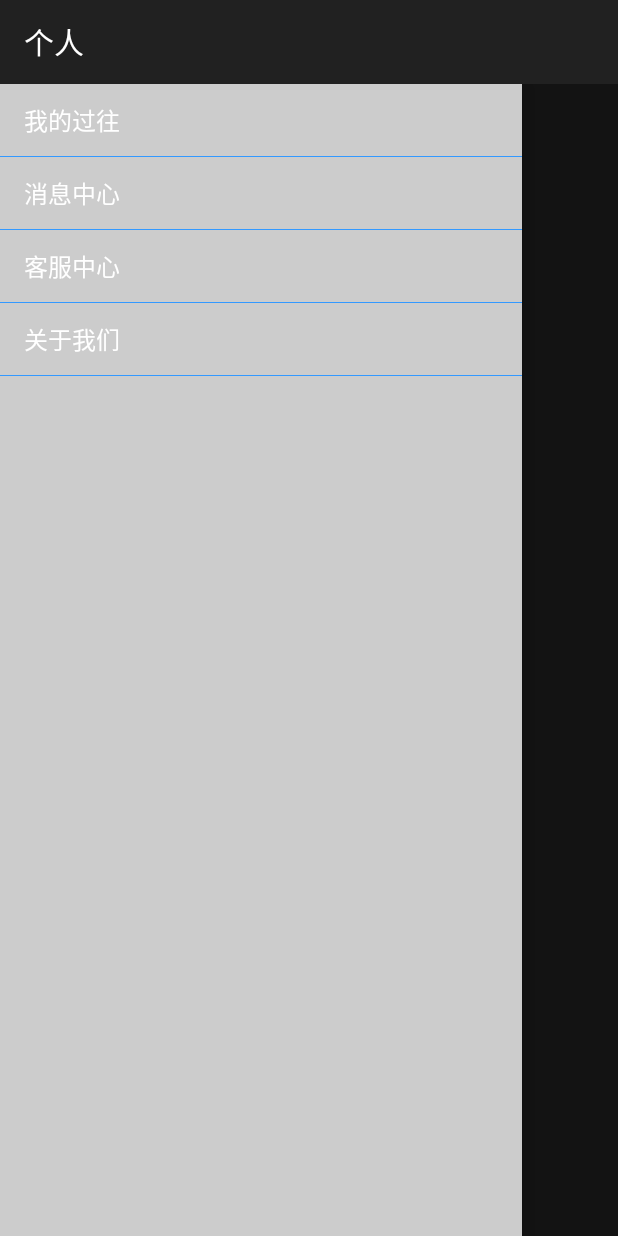
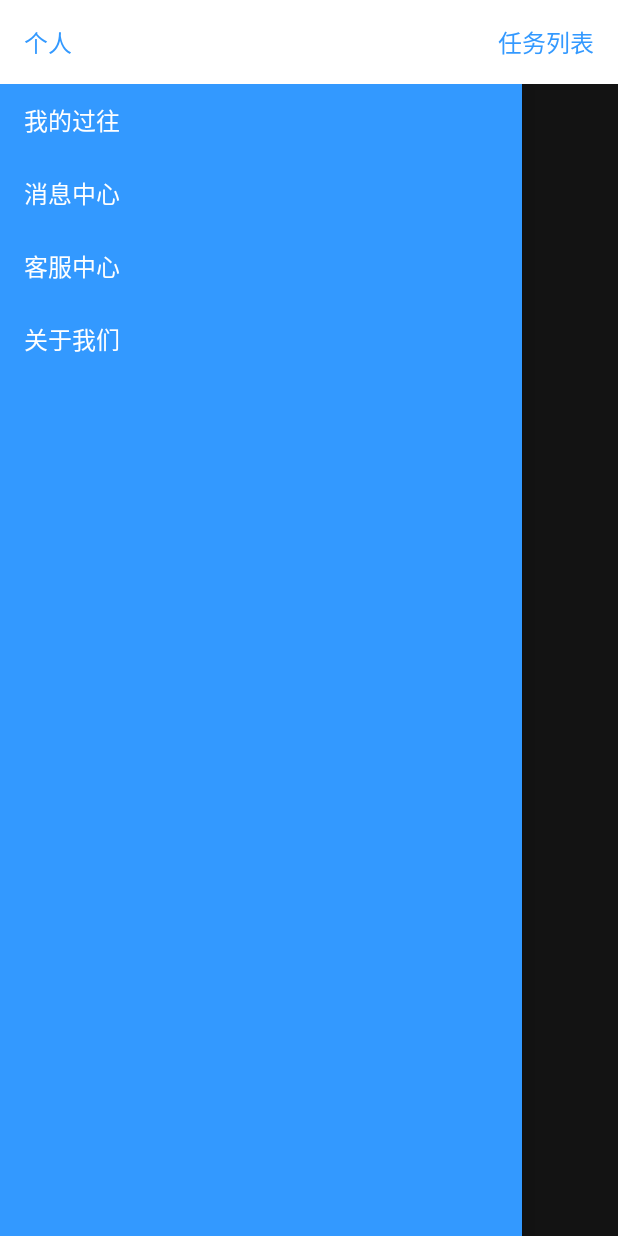
Before and after one commit to 1994ZXL/LBSServiceTest, an Android app: the screen it shows after launch (LBSActivity), with the side drawer open, on a phone screen of 412 x 824 dp. Run offline under Robolectric (Android 15) with nearby library versions, the phone set to English and light mode, and no system bars; plain views replace MapView; 7 statements that could not run were skipped.

Commit message:
Test
This is a LBSService

```diff
--- a/app/build.gradle
+++ b/app/build.gradle
@@ -29,4 +29,7 @@ dependencies {
     compile files('libs/baidumapapi_util_v3_7_0.jar')
     compile 'com.android.support:support-v4:22.2.1'
     compile 'com.android.support:appcompat-v7:22.2.1'
+    compile 'com.android.support:gridlayout-v7:22.2.1'
+    compile 'com.android.support:cardview-v7:22.2.1'
+    compile 'com.android.support:recyclerview-v7:22.2.1'
 }
--- a/app/src/main/java/com/example/zxl/lbsservice/LBSFragment.java
+++ b/app/src/main/java/com/example/zxl/lbsservice/LBSFragment.java
@@ -1,14 +1,11 @@
 package com.example.zxl.lbsservice;
 
 import android.app.Fragment;
-import android.app.ListFragment;
 import android.content.Intent;
 import android.graphics.Color;
 import android.os.Bundle;
 import android.support.v4.widget.DrawerLayout;
-import android.support.v7.app.ActionBarDrawerToggle;
 import android.support.v7.widget.Toolbar;
-import android.util.Log;
 import android.view.Gravity;
 import android.view.LayoutInflater;
 import android.view.Menu;
@@ -17,8 +14,8 @@ import android.view.MenuItem;
 import android.view.View;
 import android.view.ViewGroup;
 import android.widget.ArrayAdapter;
-import android.widget.ListAdapter;
 import android.widget.ListView;
+import android.widget.TextView;
 
 import com.baidu.mapapi.map.BaiduMap;
 import com.baidu.mapapi.map.BitmapDescriptor;
@@ -63,19 +60,52 @@ public class LBSFragment extends Fragment {
         toolbar = (Toolbar)v.findViewById(R.id.tl_custom);
         mDrawerLayout = (DrawerLayout)v.findViewById(R.id.dl_left);
         listView = (ListView)v.findViewById(R.id.lv_left_menu);
-        toolbar.setTitle("个人");//设置Toolbar标题
-        toolbar.setTitleTextColor(Color.parseColor("#ffffff"));//设置标题颜色
-        toolbar.setOnClickListener(new View.OnClickListener() {
+        toolbar.setBackgroundColor(Color.parseColor("#ffffff"));
+        TextView textView1 = (TextView)v.findViewById(R.id.toolbar_personal);
+        TextView textView2 = (TextView)v.findViewById(R.id.toolbar_mission);
+        textView1.setClickable(true);
+        textView2.setClickable(true);
+        textView1.setOnClickListener(new View.OnClickListener() {
             @Override
             public void onClick(View v) {
                 mDrawerLayout.openDrawer(Gravity.LEFT);
             }
         });
+        textView2.setOnClickListener(new View.OnClickListener() {
+            @Override
+            public void onClick(View v) {
+                Intent intent = new Intent(getActivity(), MissionActivity.class);
+                startActivity(intent);
+            }
+        });
+        //MyAdapter myAdapter = new MyAdapter(str);
         arrayAdapter = new ArrayAdapter<String>(this.getActivity(), android.R.layout.simple_list_item_1, str);
         listView.setAdapter(arrayAdapter);
-        arrayAdapter.notifyDataSetChanged();
         return v;
     }
+    /*
+    private class MyAdapter extends ArrayAdapter<String>{
+
+        public MyAdapter(String[] str){
+            super(getActivity(), 0, str);
+        }
+
+        @Override
+        public View getView(int position, View convertView, ViewGroup parent) {
+            if ( null == convertView ) {
+                convertView = getActivity().getLayoutInflater().inflate(R.layout.personal_fragment, null);
+            }
+
+            ImageView imageView = (ImageView) convertView.findViewById(R.id.personal_imageview);
+            TextView textView = (TextView) convertView.findViewById(R.id.personal_textview);
+
+            textView.setTextSize(16);
+            textView.setTextColor(getResources().getColor(R.color.material_blue_grey_800));
+
+            return convertView;
+        }
+    }
+    */
     @Override
     public void onCreate(Bundle saveInstanceState){
         super.onCreate(saveInstanceState);
--- a/app/src/main/res/layout/custom_drawerlayout.xml
+++ b/app/src/main/res/layout/custom_drawerlayout.xml
@@ -1,5 +1,6 @@
 <?xml version="1.0" encoding="utf-8"?>
-<android.support.v4.widget.DrawerLayout xmlns:android="http://schemas.android.com/apk/res/android"
+<android.support.v4.widget.DrawerLayout
+    xmlns:android="http://schemas.android.com/apk/res/android"
     android:id="@+id/dl_left"
     android:layout_width="match_parent"
     android:layout_height="match_parent">
@@ -21,7 +22,7 @@
             android:id="@+id/lv_left_menu"
             android:dividerHeight="1px"
             android:divider="#3399ff"
-            android:background="#ccc"
+            android:background="#3399ff"
             android:layout_width="match_parent"
             android:layout_height="match_parent" />
     </LinearLayout>
--- a/app/src/main/res/layout/custom_toolbar.xml
+++ b/app/src/main/res/layout/custom_toolbar.xml
@@ -8,4 +8,27 @@
     android:minHeight="?attr/actionBarSize"
     android:popupTheme="@style/ThemeOverlay.AppCompat.Light"
     app:theme="@style/ThemeOverlay.AppCompat.ActionBar">
+
+    <TextView
+        android:id="@+id/toolbar_personal"
+        android:layout_width="wrap_content"
+        android:layout_height="wrap_content"
+        android:layout_gravity="left"
+        android:layout_marginLeft="16dp"
+        android:text="个人"
+        android:textColor="#3399ff"
+        android:textSize="16dp"
+        android:clickable="true"/>
+
+    <TextView
+        android:id="@+id/toolbar_mission"
+        android:layout_width="wrap_content"
+        android:layout_height="wrap_content"
+        android:layout_gravity="right"
+        android:layout_marginRight="16dp"
+        android:text="任务列表"
+        android:textColor="#3399ff"
+        android:textSize="16dp"
+        android:clickable="true"/>
+
 </android.support.v7.widget.Toolbar>
--- /dev/null
+++ b/app/src/main/res/values/color.xml
@@ -0,0 +1,5 @@
+<?xml version="1.0" encoding="UTF-8"?>
+<resources>
+    <drawable name="blue">#3399ff</drawable>
+    <drawable name="white">#fff</drawable>
+</resources>
```
Also changed, not shown: app/src/main/AndroidManifest.xml (+11 -0 lines), app/src/main/java/com/example/zxl/lbsservice/Mission.java (added, +40 -0 lines), app/src/main/java/com/example/zxl/lbsservice/MissionActivity.java (added, +28 -0 lines), app/src/main/java/com/example/zxl/lbsservice/MissionDetailsCardActivity.java (added, +28 -0 lines), app/src/main/java/com/example/zxl/lbsservice/MissionDetailsCardFragment.java (added, +33 -0 lines), app/src/main/java/com/example/zxl/lbsservice/MissionFragment.java (added, +73 -0 lines), app/src/main/java/com/example/zxl/lbsservice/MissionLab.java (added, +36 -0 lines), app/src/main/res/drawable/shape.xml (added, +8 -0 lines), app/src/main/res/layout/mission_details_card.xml (added, +156 -0 lines), app/src/main/res/layout/mission_list_item.xml (added, +35 -0 lines), app/src/main/res/layout/personal_fragment.xml (added, +18 -0 lines), app/src/main/res/drawable/add.png (added), app/src/main/res/drawable/photobutton.jpg (added), 881 other files.
